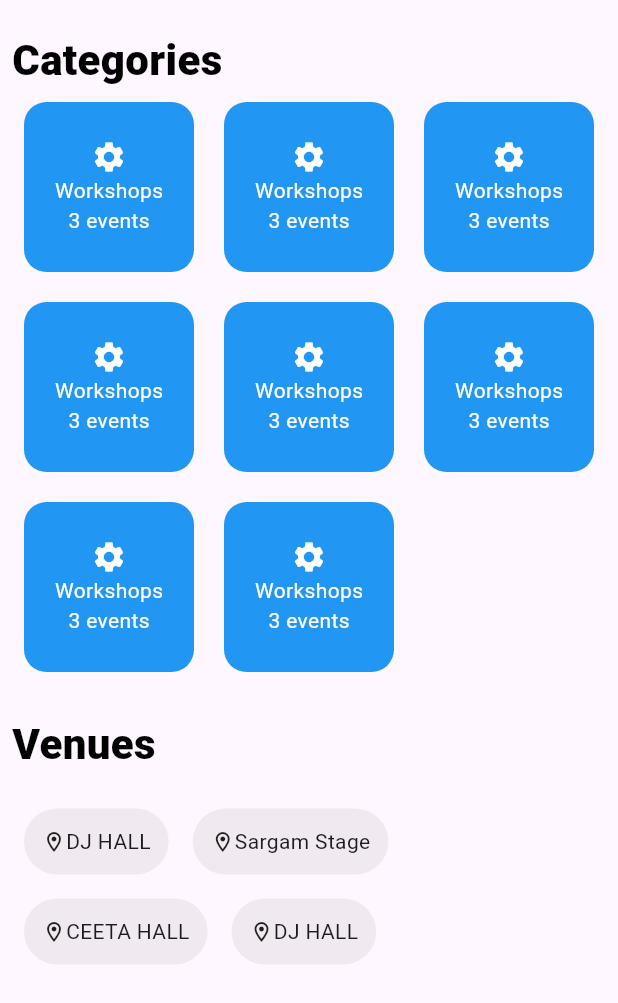
After one commit to abhijithgkrishna/user_iedc, a Flutter app: the screen it shows after launch, after a tap on "view all", on a phone screen of 412 x 824 dp. The commit adds this screen. Shown: the top 1003 px of the screen. Run offline on Flutter 3.47's test engine with Material 2 defaults, Android fonts, the phone set to English and light mode, and no system bars.

Commit message:
categories and venues page added

```diff
--- /dev/null
+++ b/lib/pages/categories_page.dart
@@ -0,0 +1,140 @@
+import 'package:flutter/material.dart';
+import 'package:user_iedc/pages/home_page.dart';
+
+class CategoriesPage extends StatelessWidget {
+  const CategoriesPage({super.key});
+
+  @override
+  Widget build(BuildContext context) {
+    return Scaffold(
+      body: SafeArea(
+        child: Padding(
+          padding: const EdgeInsets.symmetric(horizontal: 8),
+          child: ListView(
+            children: const [
+              SizedBox(
+                height: 20,
+              ),
+              TextWidget(
+                title: 'Categories',
+                size: 28,
+                textcolor: Colors.black,
+              ),
+              CategoryGridWidget(),
+              SizedBox(
+                height: 20,
+              ),
+              TextWidget(
+                title: 'Venues',
+                size: 28,
+                textcolor: Colors.black,
+              ),
+              SizedBox(
+                height: 15,
+              ),
+              Row(
+                children: [
+                  VenueWidget(
+                    location: 'DJ HALL',
+                  ),
+                  VenueWidget(
+                    location: 'Sargam Stage',
+                  )
+                ],
+              ),
+              Row(
+                children: [
+                  VenueWidget(
+                    location: 'CEETA HALL',
+                  ),
+                  VenueWidget(
+                    location: 'DJ HALL',
+                  )
+                ],
+              )
+            ],
+          ),
+        ),
+      ),
+    );
+  }
+}
+
+class VenueWidget extends StatelessWidget {
+  final String location;
+  const VenueWidget({
+    super.key,
+    required this.location,
+  });
+
+  @override
+  Widget build(BuildContext context) {
+    return Padding(
+      padding: const EdgeInsets.all(8.0),
+      child: Container(
+        decoration: const BoxDecoration(
+            color: Color.fromARGB(77, 206, 202, 202),
+            borderRadius: BorderRadius.all(Radius.elliptical(50, 50))),
+        child: Padding(
+          padding: const EdgeInsets.all(12),
+          child: Row(
+            children: [
+              const Icon(
+                Icons.location_on_outlined,
+                size: 16,
+              ),
+              Text(location),
+            ],
+          ),
+        ),
+      ),
+    );
+  }
+}
+
+class CategoryGridWidget extends StatelessWidget {
+  const CategoryGridWidget({
+    super.key,
+  });
+
+  @override
+  Widget build(BuildContext context) {
+    return Padding(
+      padding: const EdgeInsets.all(8.0),
+      child: GridView.count(
+        shrinkWrap: true,
+        crossAxisCount: 3,
+        crossAxisSpacing: 20,
+        mainAxisSpacing: 20,
+        children: List.generate(
+          8,
+          (index) => Container(
+            decoration: const BoxDecoration(
+              color: Colors.blue,
+              borderRadius: BorderRadius.all(
+                Radius.elliptical(15, 15),
+              ),
+            ),
+            child: const Column(
+              mainAxisAlignment: MainAxisAlignment.center,
+              children: [
+                Icon(
+                  Icons.settings,
+                  color: Colors.white,
+                ),
+                Text(
+                  'Workshops',
+                  style: TextStyle(color: Colors.white),
+                ),
+                Text(
+                  '3 events',
+                  style: TextStyle(color: Colors.white),
+                )
+              ],
+            ),
+          ),
+        ),
+      ),
+    );
+  }
+}
--- a/lib/pages/home_page.dart
+++ b/lib/pages/home_page.dart
@@ -1,5 +1,6 @@
 import 'package:flutter/cupertino.dart';
 import 'package:flutter/material.dart';
+import 'package:user_iedc/pages/categories_page.dart';
 
 class HomePage extends StatelessWidget {
   const HomePage({super.key});
@@ -23,15 +24,22 @@ class HomePage extends StatelessWidget {
             child: TextWidget(
               title: 'Ongoing Events',
               size: 28,
+              textcolor: Colors.blue,
             ),
           ),
           ScrollingCardWidget(
             width: 250,
             height: 250,
           ),
-          CategoryTitleWidget(title: 'Categories'),
+          CategoryTitleWidget(
+            title: 'Categories',
+            route: CategoriesPage(),
+          ),
           CategoryScrollWidget(),
-          CategoryTitleWidget(title: 'Events'),
+          CategoryTitleWidget(
+            title: 'Events',
+            route: CategoriesPage(),
+          ),
           ScrollingCardWidget(
             width: 200,
             height: 200,
@@ -84,9 +92,11 @@ class CategoryScrollWidget extends StatelessWidget {
 
 class CategoryTitleWidget extends StatelessWidget {
   final String title;
+  final Widget route;
   const CategoryTitleWidget({
     required this.title,
     super.key,
+    required this.route,
   });
 
   @override
@@ -99,12 +109,18 @@ class CategoryTitleWidget extends StatelessWidget {
           TextWidget(
             title: title,
             size: 28,
+            textcolor: Colors.blue,
           ),
-          const Row(
+          Row(
             children: [
-              TextWidget(
-                title: 'view all',
-                size: 20,
+              InkWell(
+                onTap: () => Navigator.of(context)
+                    .push(MaterialPageRoute(builder: (context) => route)),
+                child: TextWidget(
+                  title: 'view all',
+                  size: 20,
+                  textcolor: Colors.blue,
+                ),
               ),
               Icon(
                 Icons.navigate_next,
@@ -228,6 +244,7 @@ class AppBarWidget extends StatelessWidget {
               TextWidget(
                 title: "What's Happening",
                 size: 28,
+                textcolor: Colors.blue,
               ),
             ],
           ),
@@ -252,10 +269,12 @@ class AppBarWidget extends StatelessWidget {
 class TextWidget extends StatelessWidget {
   final String title;
   final double size;
+  final Color textcolor;
   const TextWidget({
     super.key,
     required this.title,
     required this.size,
+    required this.textcolor,
   });
 
   @override
@@ -263,7 +282,7 @@ class TextWidget extends StatelessWidget {
     return Text(
       title,
       style: TextStyle(
-        color: Colors.blue,
+        color: textcolor,
         fontSize: size,
         fontWeight: FontWeight.w900,
       ),
```
Also changed, not shown: lib/main.dart (line endings or trailing spaces).
